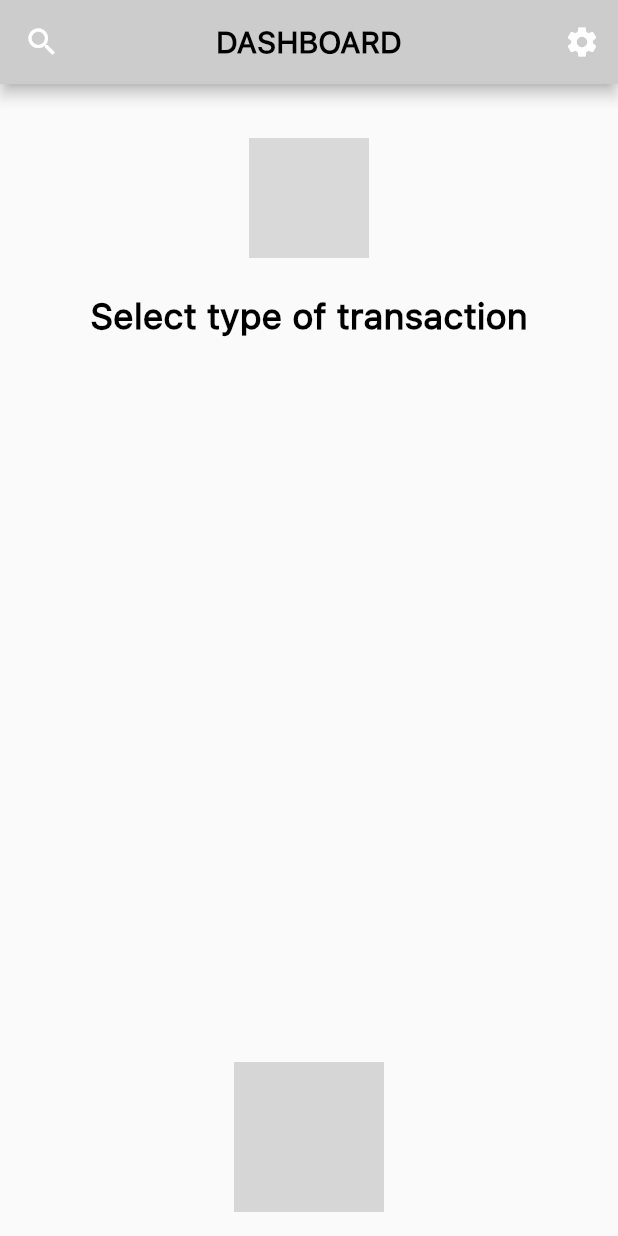
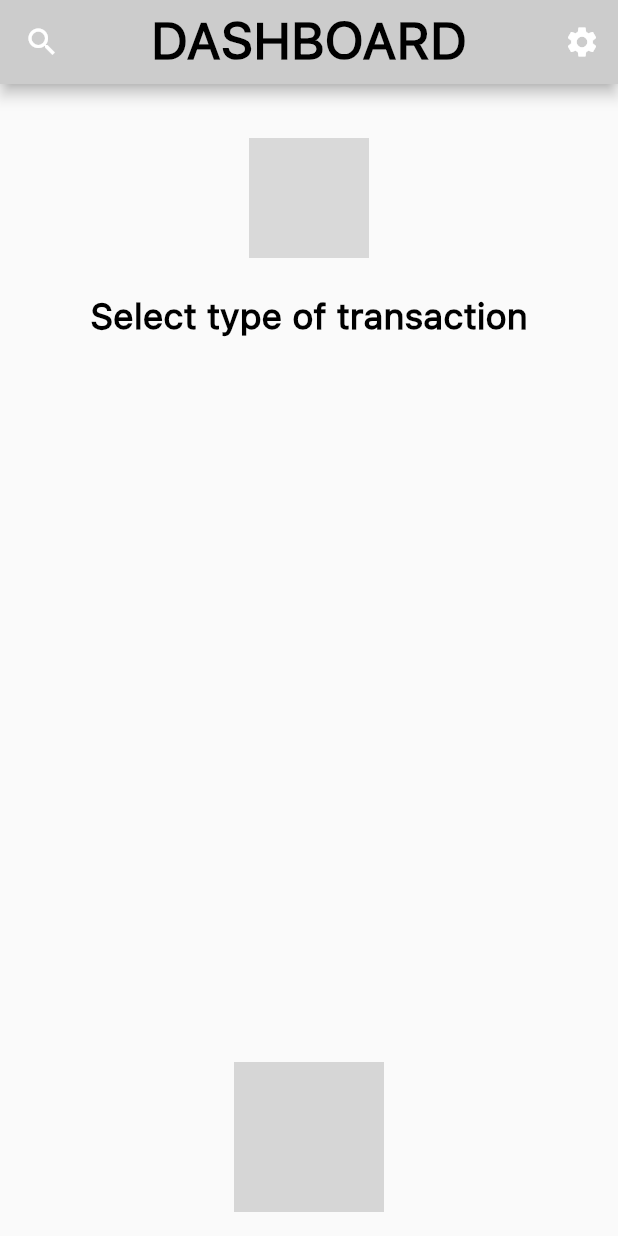
Before and after one commit to RIP-Comm/sossoldi, a Flutter app: the screen it shows after launch, item 2 of the bottom bar chosen, after a tap on the "add" icon, on a phone screen of 412 x 824 dp. Run offline on Flutter 3.47's test engine with Material 2 defaults, Android fonts, the light colour scheme and no system bars; our stand-ins replace percent_indicator, sqflite, sqflite_common_ffi; missing offline and left inert: circular_menu; accounts and stored records are empty; grey boxes are pictures that could not be loaded.

Commit message:
Define TextTheme and colors
Edit transactions page to use the defined styles

```diff
--- /dev/null
+++ b/lib/constants/style.dart
@@ -0,0 +1,30 @@
+import 'package:flutter/material.dart';
+
+// extra fonts
+const TextStyle displayXLL = TextStyle(
+  fontSize: 58.0,
+  fontWeight: FontWeight.w700,
+);
+
+const TextStyle labelLight = TextStyle(
+  fontSize: 8.0,
+  fontWeight: FontWeight.w400,
+);
+
+// colors
+const green = Color(0xFF248731);
+const red = Color(0xFFC52626);
+const white = Color(0xFFFFFFFF);
+const black = Color(0x00000000);
+
+const blue1 = Color(0xFF00152D);
+const blue2 = Color(0xFF002855);
+const blue3 = Color(0xFF023B79);
+const blue4 = Color(0xFF03478C);
+const blue5 = Color(0xFF356CA3);
+const blue6 = Color(0xFF7DA1C4);
+const blue7 = Color(0xFFF1F5F9);
+
+const grey1 = Color(0xFF666666);
+const grey2 = Color(0xFFB9BABC);
+const grey3 = Color(0xFFF5F5F5);
--- a/lib/main.dart
+++ b/lib/main.dart
@@ -12,6 +12,8 @@ import 'package:sqflite/sqflite.dart';
 import 'package:sossoldi/database/sossoldi_database.dart';
 import 'package:sossoldi/model/example.dart';
 
+import 'constants/style.dart';
+
 void main() {
   if (Platform.isWindows || Platform.isLinux) {
     // Initialize FFI
@@ -24,6 +26,90 @@ void main() {
   runApp(const Launcher());
 }
 
+ColorScheme customColorScheme = const ColorScheme(
+  primary: blue1,
+  secondary: blue5,
+  surface: grey3,
+  background: white,
+  error: red,
+  onPrimary: white,
+  onSecondary: white,
+  onSurface: blue1,
+  onBackground: blue1,
+  onError: black,
+  brightness: Brightness.light,
+);
+
+ThemeData customThemeData = ThemeData(
+  colorScheme: customColorScheme,
+  backgroundColor: const Color(0xFFFFFFFF),
+  fontFamily: 'SF Pro Text',
+  textTheme: const TextTheme(
+    // display
+    displayLarge: TextStyle(
+      fontSize: 34.0,
+      fontWeight: FontWeight.w700,
+    ),
+    displayMedium: TextStyle(
+      fontSize: 34.0,
+      fontWeight: FontWeight.w600,
+      color: Colors.black,
+    ),
+
+    // headline
+    headlineLarge: TextStyle(
+      fontSize: 24.0,
+      fontWeight: FontWeight.w700,
+    ),
+    headlineMedium: TextStyle(
+      fontSize: 24.0,
+      fontWeight: FontWeight.w600,
+    ),
+
+    // title
+    titleLarge: TextStyle(
+      fontSize: 18.0,
+      fontWeight: FontWeight.w700,
+    ),
+    titleMedium: TextStyle(
+      fontSize: 18.0,
+      fontWeight: FontWeight.w600,
+    ),
+    titleSmall: TextStyle(
+      fontSize: 18.0,
+      fontWeight: FontWeight.w400,
+    ),
+
+    // body
+    bodyLarge: TextStyle(
+      fontSize: 14.0,
+      fontWeight: FontWeight.w700,
+    ),
+    bodyMedium: TextStyle(
+      fontSize: 14.0,
+      fontWeight: FontWeight.w600,
+    ),
+    bodySmall: TextStyle(
+      fontSize: 14.0,
+      fontWeight: FontWeight.w400,
+    ),
+
+    // label
+    labelLarge: TextStyle(
+      fontSize: 10.0,
+      fontWeight: FontWeight.w700,
+    ),
+    labelMedium: TextStyle(
+      fontSize: 10.0,
+      fontWeight: FontWeight.w400,
+    ),
+    labelSmall: TextStyle(
+      fontSize: 8.0,
+      fontWeight: FontWeight.w700,
+    ),
+  ),
+);
+
 class Launcher extends StatelessWidget {
   const Launcher({super.key});
 
@@ -32,28 +118,7 @@ class Launcher extends StatelessWidget {
   Widget build(BuildContext context) {
     return MaterialApp(
       title: 'Sossoldi',
-      theme: ThemeData(
-          accentColor: Color.fromRGBO(217, 217, 217, 1),
-          textTheme: const TextTheme(
-            displayMedium: TextStyle(
-                fontSize: 20.0,
-                color: Colors.black,
-                fontFamily: 'SF Pro Text',
-                fontWeight: FontWeight.bold),
-            titleMedium: TextStyle(
-                fontSize: 32.0,
-                fontFamily: 'SF Pro Text',
-                fontWeight: FontWeight.bold),
-            titleSmall: TextStyle(fontSize: 18.0, fontFamily: 'SF Pro Text'),
-            headlineMedium:
-                TextStyle(fontSize: 10.0, fontFamily: 'SF Pro Text'),
-            headlineSmall: TextStyle(fontSize: 8.0, fontFamily: 'SF Pro Text'),
-            labelMedium: TextStyle(
-                fontSize: 16.0,
-                fontFamily: 'SF Pro Text',
-                fontWeight: FontWeight.bold),
-            labelSmall: TextStyle(fontSize: 12.0, fontFamily: 'SF Pro Text'),
-          )),
+      theme: customThemeData,
       home: const Structure(),
     );
   }
--- a/lib/pages/transactions_page/transactions_page.dart
+++ b/lib/pages/transactions_page/transactions_page.dart
@@ -40,9 +40,7 @@ class _TransactionsPageState extends State<TransactionsPage>
 
   @override
   Widget build(BuildContext context) {
-    return Padding(
-      padding: const EdgeInsets.only(left: 16, right: 16),
-      child: NotificationListener<ScrollEndNotification>(
+    return NotificationListener<ScrollEndNotification>(
       onNotification: (notification) {
         // snap the header open/close when it's in between the two states
         final double scrollDistance = headerMaxHeight - headerMinHeight;
@@ -89,7 +87,6 @@ class _TransactionsPageState extends State<TransactionsPage>
           ],
         ),
       ),
-      ),
     );
   }
 }
--- a/lib/pages/transactions_page/widgets/custom_sliver_delegate.dart
+++ b/lib/pages/transactions_page/widgets/custom_sliver_delegate.dart
@@ -3,6 +3,7 @@ import 'dart:math';
 import 'package:flutter/material.dart';
 import 'package:flutter/rendering.dart';
 
+import '../../../constants/style.dart';
 import 'month_selector.dart';
 
 class CustomSliverDelegate extends SliverPersistentHeaderDelegate {
@@ -34,8 +35,13 @@ class CustomSliverDelegate extends SliverPersistentHeaderDelegate {
     // prevent the expanded widget from shrinking in size when collapsing
 
     return Container(
-      color: Color(0xFFfafafa),
-      // color: Theme.of(context).colorScheme.background, // currently it's light blue
+      padding: const EdgeInsets.symmetric(horizontal: 16),
+      decoration: BoxDecoration(
+        color: Theme.of(context).colorScheme.background,
+        border: const Border(
+          bottom: BorderSide(width: 1.0, color: grey2),
+        ),
+      ),
       child: Column(
         crossAxisAlignment: CrossAxisAlignment.stretch,
         children: [
@@ -49,8 +55,8 @@ class CustomSliverDelegate extends SliverPersistentHeaderDelegate {
             child: FittedBox(
               alignment: Alignment.topLeft,
               child: Text(
-                "Display:",
-                style: Theme.of(context).textTheme.displayMedium,
+                "View:",
+                style: Theme.of(context).textTheme.titleLarge,
               ),
             ),
           ),
@@ -72,11 +78,6 @@ class CustomSliverDelegate extends SliverPersistentHeaderDelegate {
             ),
           ),
           const SizedBox(height: 8),
-          const Divider(
-            thickness: 1.0,
-            height: 1,
-            color: Color(0xFFB5BAC0),
-          ),
         ],
       ),
     );
@@ -98,20 +99,22 @@ class CustomSliverDelegate extends SliverPersistentHeaderDelegate {
                 const SizedBox(height: 8),
                 TabBar(
                   controller: tabController,
+                  tabs: myTabs,
                   labelColor: Colors.white,
                   indicatorSize: TabBarIndicatorSize.tab,
-                  unselectedLabelColor: Color(0xFFB9BABC),
+                  unselectedLabelColor: grey2,
                   splashBorderRadius: BorderRadius.circular(50),
                   indicator: BoxDecoration(
                     borderRadius: BorderRadius.circular(50),
-                    color: Color(0xFF356CA3),
+                    color: Theme.of(context).colorScheme.secondary,
                   ),
                   // TODO: capitalize text of the selected label
                   // not possible from TextStyle https://github.com/flutter/flutter/issues/22695
-                  labelStyle: const TextStyle(fontWeight: FontWeight.bold),
-                  unselectedLabelStyle:
-                      const TextStyle(fontWeight: FontWeight.normal),
-                  tabs: myTabs,
+                  labelStyle: Theme.of(context).textTheme.bodyLarge,
+                  unselectedLabelStyle: Theme.of(context)
+                      .textTheme
+                      .bodyLarge
+                      ?.copyWith(fontWeight: FontWeight.w400),
                 ),
                 const SizedBox(height: 8),
                 MonthSelector(amount: amount),
@@ -134,28 +137,27 @@ class CustomSliverDelegate extends SliverPersistentHeaderDelegate {
           ),
           decoration: BoxDecoration(
             borderRadius: BorderRadius.circular(50),
-            color: Color(0xFF356CA3),
+            color: Theme.of(context).colorScheme.secondary,
           ),
           child: Text(
             myTabs[tabController.index].text!,
             textAlign: TextAlign.center,
             style: Theme.of(context)
                 .textTheme
-                .labelLarge
+                .bodyLarge
                 ?.copyWith(color: Colors.white),
           ),
         ),
         Text(
           "Settembre 2022",
-          style:
-              Theme.of(context).textTheme.displayMedium?.copyWith(fontSize: 14),
+          style: Theme.of(context).textTheme.bodyLarge,
         ),
         Text(
           "$amount €",
           style: Theme.of(context)
               .textTheme
               .bodyLarge
-              ?.copyWith(color: (amount > 0) ? Colors.green : Colors.red),
+              ?.copyWith(color: (amount > 0) ? green : red),
         ),
       ],
     );
--- a/lib/pages/transactions_page/widgets/month_selector.dart
+++ b/lib/pages/transactions_page/widgets/month_selector.dart
@@ -1,5 +1,7 @@
 import 'package:flutter/material.dart';
 import 'package:intl/intl.dart';
+
+import '../../../constants/style.dart';
 
 class MonthSelector extends StatelessWidget {
   MonthSelector({
@@ -58,7 +60,7 @@ class MonthSelector extends StatelessWidget {
         clipBehavior: Clip.antiAlias, // force rounded corners on children
         height: height,
         decoration: const BoxDecoration(
-          color: Color(0xFFf1f5f9),
+          color: blue7,
           borderRadius: BorderRadius.all(Radius.circular(10)),
         ),
         child: Row(
@@ -75,7 +77,7 @@ class MonthSelector extends StatelessWidget {
               child: Container(
                 height: height,
                 width: height,
-                color: Color(0xFF00152d),
+                color: Theme.of(context).colorScheme.primary,
                 child: const Icon(
                   Icons.chevron_left,
                   color: Colors.white,
@@ -90,12 +92,14 @@ class MonthSelector extends StatelessWidget {
                   children: [
                     Text(
                       getFormattedDate(),
-                      style: Theme.of(context).textTheme.displayMedium,
+                      style: Theme.of(context).textTheme.titleLarge,
                     ),
                     Text(
                       "$amount €",
-                      style: Theme.of(context).textTheme.labelMedium?.copyWith(
-                          color: (amount > 0) ? Colors.green : Colors.red),
+                      style: Theme.of(context)
+                          .textTheme
+                          .bodyLarge
+                          ?.copyWith(color: (amount > 0) ? green : red),
                     ),
                   ],
                 );
@@ -112,7 +116,7 @@ class MonthSelector extends StatelessWidget {
               child: Container(
                 height: height,
                 width: height,
-                color: Color(0xFF00152d),
+                color: Theme.of(context).colorScheme.primary,
                 child: const Icon(
                   Icons.chevron_right,
                   color: Colors.white,
```
Lines whose indentation alone changed are shown as unchanged.
